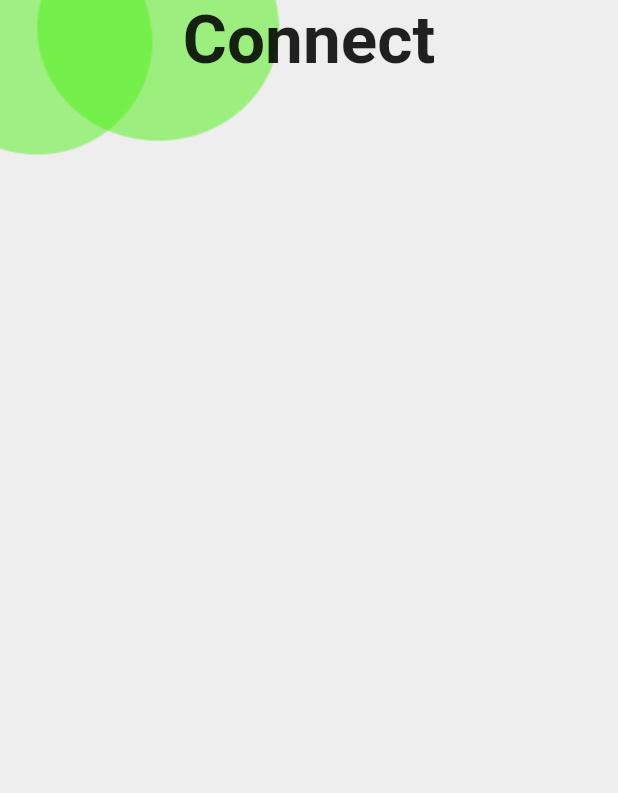
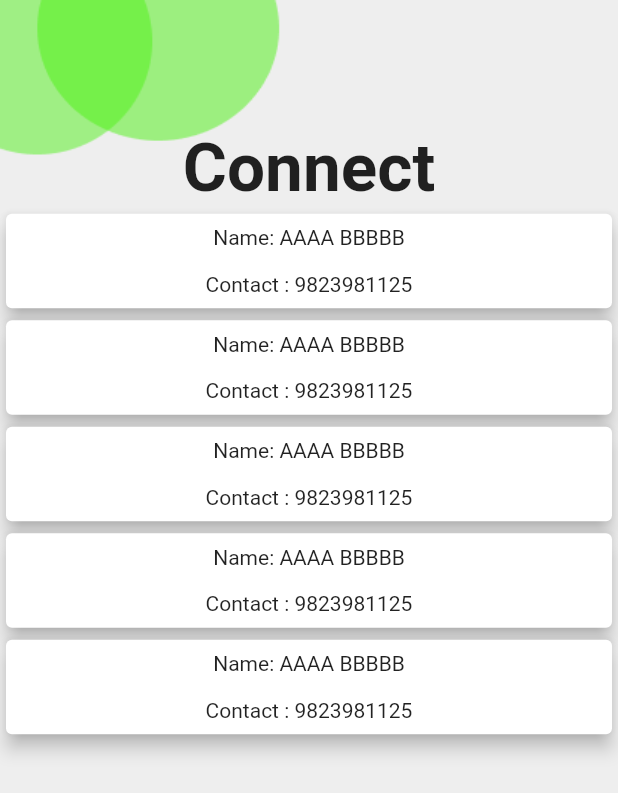
Before and after one commit to yashhatwar/wastinnova, a Flutter app: the ConnectScreen screen opened by its route, on a phone screen of 412 x 824 dp. Shown: the top 793 px of the screen. Run offline on Flutter 3.47's test engine with Material 2 defaults, Android fonts, the phone set to English and light mode, and no system bars; our stand-ins replace syncfusion_flutter_charts; missing offline and left inert: svg_icon.

Commit message:
Connect with Screen Done

```diff
--- a/root/frontend/wastinnova/lib/screens/connect.dart
+++ b/root/frontend/wastinnova/lib/screens/connect.dart
@@ -1,13 +1,36 @@
 import 'package:flutter/material.dart';
 import 'package:wastinnova/constants.dart';
 
+
 class ConnectScreen extends StatelessWidget {
-  const ConnectScreen({ Key? key }) : super(key: key);
+  final List<Map<String, String>> connectWithList = [
+    {
+      'name' : 'AAAA BBBBB',
+      'contact' : '9823981125',
+    },
+    {
+      'name' : 'AAAA BBBBB',
+      'contact' : '9823981125',
+    },
+    {
+      'name' : 'AAAA BBBBB',
+      'contact' : '9823981125',
+    },
+    {
+      'name' : 'AAAA BBBBB',
+      'contact' : '9823981125',
+    },
+    {
+      'name' : 'AAAA BBBBB',
+      'contact' : '9823981125',
+    },
 
+  ];
   @override
   Widget build(BuildContext context) {
     return SafeArea(
       child: Scaffold(
+        extendBody: true,
         body: Stack(
           children: [
             Container(
@@ -17,29 +40,73 @@ class ConnectScreen extends StatelessWidget {
               fit: BoxFit.fill,
               ),),),
             Center(
-              child: Column(
-              children: [
-                Text("Connect",
-                textAlign: TextAlign.center,
-                        style: kheaderstyle,),
+              child: SingleChildScrollView(
+                child: Column(
+                  mainAxisAlignment: MainAxisAlignment.spaceAround,
+                  children: [
+                    Text("Connect",style: kheaderstyle,),
+                    Container(
+                      height: 600,
+                      child: ListView(
+                        children:
+                        connectWithList.map((org) {
+                          return ConnectCard(
+                                  name:org['name'],
+                                  contact:org['contact'],);
+                        }).toList(),
+                    ),
+
+
+                        // ListTile(
+                        //   style: ListTileStyle.drawer,
+                        //   tileColor: Colors.blue,
+                        // leading: Icon(Icons.business),
+                        // title: Text("Comapany name : \nContact : "),
+                        // ),
+                      ),
+                  ],
+                ),
+              ),
               //   ListView(
-              //     children: ideaDataList.map((idea) {
-              //   return IdeaCard(
-              //     authorName: idea['author'],
-              //     ideaTitle: idea['title'],
-              //     tags: idea['tags'],
-              //     ideaContent: idea['body'],
-              //     postedAt: idea['postedAt'],
-              //   );
-              // }).toList(),
-              //   ),
-              ],
-              ),
+              // //     children: ideaDataList.map((idea) {
+              // //   return ListTile(
+              // //     leading: Icon(Icons.business),
+              // //     title: Text("Comapany name : \nContact : "),
+              // //   );
+              // // }).toList(),
             ),
-          ]
+          ],
         ),
 
       ),
     );
   }
 }
+
+
+class ConnectCard extends StatelessWidget {
+  const ConnectCard({
+    Key? key,
+    @required this.name,
+    @required this.contact,
+  }) : super(key: key);
+  final String? name,contact;
+
+  @override
+  Widget build(BuildContext context) {
+    return Card(
+    elevation: 5,
+
+    child: Padding(
+      padding: const EdgeInsets.all(8.0),
+      child: Column(
+        children: [
+          Text("Name: $name"),
+          SizedBox(height: 15,),
+          Text("Contact : $contact"),
+        ],
+      ),
+    ),
+  );
+  }
+}
```
